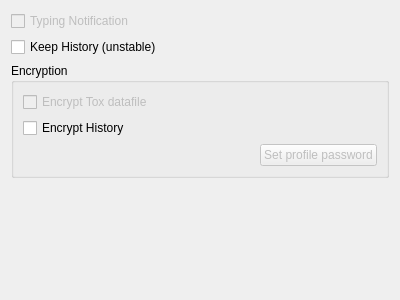
Above: src/widget/form/settings/privacysettings.ui from qTox/qTox before the change. Below: the same form after it.
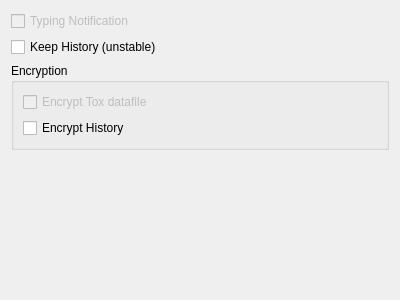
That is the form after the change.

The edit to the form file:
```diff
--- a/src/widget/form/settings/privacysettings.ui
+++ b/src/widget/form/settings/privacysettings.ui
@@ -60,33 +60,6 @@
         </property>
        </widget>
       </item>
-      <item>
-       <layout class="QHBoxLayout" name="horizontalLayout">
-        <item>
-         <spacer name="horizontalSpacer">
-          <property name="orientation">
-           <enum>Qt::Horizontal</enum>
-          </property>
-          <property name="sizeHint" stdset="0">
-           <size>
-            <width>40</width>
-            <height>20</height>
-           </size>
-          </property>
-         </spacer>
-        </item>
-        <item>
-         <widget class="QPushButton" name="pswdBtn">
-          <property name="enabled">
-           <bool>false</bool>
-          </property>
-          <property name="text">
-           <string>Set profile password</string>
-          </property>
-         </widget>
-        </item>
-       </layout>
-      </item>
      </layout>
     </widget>
    </item>
```
